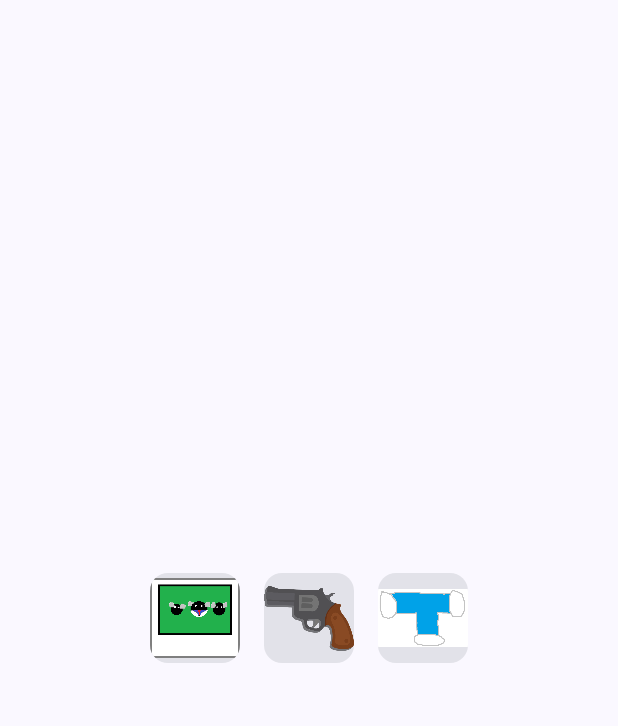
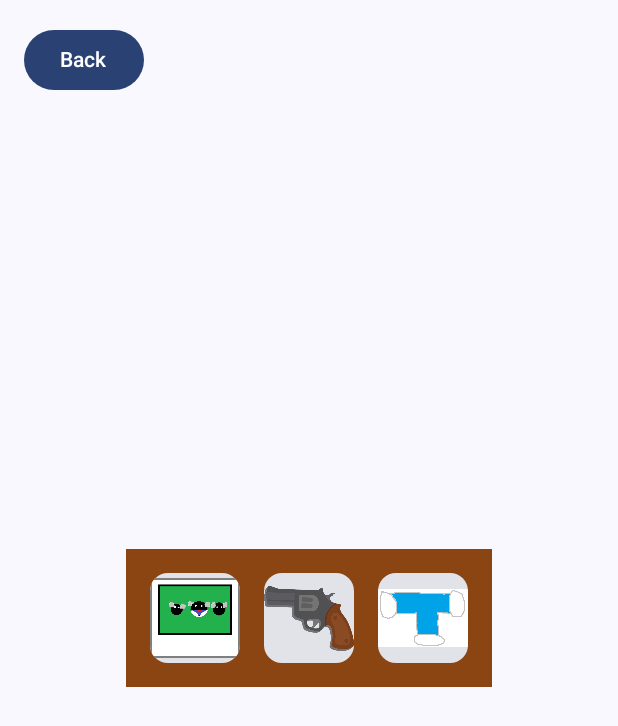
Before and after one commit to CalviceGaming/Detective-Ribbit-Companion-App, an Android app built with Jetpack Compose: the EvidenceBoard screen opened directly, with no data from a screen before it, on a phone screen of 412 x 824 dp. Shown: the top 726 px of the screen. Run offline under Robolectric (Android 15) with nearby library versions, the phone set to English and light mode, and no system bars.

Commit message:
board changes

```diff
--- a/app/src/main/java/pt/iade/games/detectiveribbit/Collectables.kt
+++ b/app/src/main/java/pt/iade/games/detectiveribbit/Collectables.kt
@@ -131,7 +131,6 @@ fun Collectibles() {
         }
     }
 
-    // Button to increase progress
     Button(
         onClick = {
             // Create an Intent to start the Collectables activity
--- a/app/src/main/java/pt/iade/games/detectiveribbit/ui/EvidenceBoard.kt
+++ b/app/src/main/java/pt/iade/games/detectiveribbit/ui/EvidenceBoard.kt
@@ -1,26 +1,37 @@
 package pt.iade.games.detectiveribbit.ui
 
+import android.app.Activity
 import android.os.Bundle
 import androidx.activity.ComponentActivity
 import androidx.activity.compose.setContent
 import androidx.activity.enableEdgeToEdge
+import androidx.compose.foundation.background
 import androidx.compose.foundation.layout.Arrangement
 import androidx.compose.foundation.layout.Box
 import androidx.compose.foundation.layout.Column
 import androidx.compose.foundation.layout.Row
 import androidx.compose.foundation.layout.fillMaxSize
 import androidx.compose.foundation.layout.padding
+import androidx.compose.foundation.layout.wrapContentSize
 import androidx.compose.foundation.lazy.grid.GridCells
 import androidx.compose.foundation.lazy.grid.LazyVerticalGrid
+import androidx.compose.material3.Button
 import androidx.compose.material3.Scaffold
 import androidx.compose.material3.Text
 import androidx.compose.runtime.Composable
+import androidx.compose.runtime.getValue
+import androidx.compose.runtime.mutableStateOf
+import androidx.compose.runtime.remember
+import androidx.compose.runtime.setValue
 import androidx.compose.ui.Alignment
 import androidx.compose.ui.Modifier
+import androidx.compose.ui.graphics.Color
+import androidx.compose.ui.platform.LocalContext
 import androidx.compose.ui.tooling.preview.Preview
 import androidx.compose.ui.unit.dp
 import pt.iade.games.detectiveribbit.R
 import pt.iade.games.detectiveribbit.models.Collectible
+import pt.iade.games.detectiveribbit.ui.components.CollectibleInfo
 import pt.iade.games.detectiveribbit.ui.components.Evidence
 import pt.iade.games.detectiveribbit.ui.ui.theme.DetectiveRibbitTheme
 
@@ -41,13 +52,30 @@ class EvidenceBoard : ComponentActivity() {
 
 @Composable
 fun EvidenceBoardVisual() {
+    val activity = LocalContext.current as? Activity
+
     Box(
         modifier = Modifier.fillMaxSize(),
         contentAlignment = Alignment.Center // Centers content within the Box
+
+    ) {
+        Button(
+            onClick = { activity?.finish() },
+            modifier = Modifier
+                .align(Alignment.TopStart)
+                .padding(16.dp),
+        ) {
+            Text("Back")
+        }
+        Box(
+            modifier = Modifier
+                .background(color = Color(0xFF8B4513))
+                .wrapContentSize()
+                .padding(16.dp)
         ) {
             Row(
-            horizontalArrangement = Arrangement.spacedBy(16.dp), // Space between items
-            verticalAlignment = Alignment.CenterVertically      // Align items vertically in the row
+                horizontalArrangement = Arrangement.spacedBy(16.dp),
+                verticalAlignment = Alignment.CenterVertically
             ) {
                 Evidence(
                     collectible = Collectible(
@@ -82,6 +110,7 @@ fun EvidenceBoardVisual() {
             }
         }
     }
+}
 
 @Preview(showBackground = true)
 @Composable
```
Lines whose indentation alone changed are shown as unchanged.
